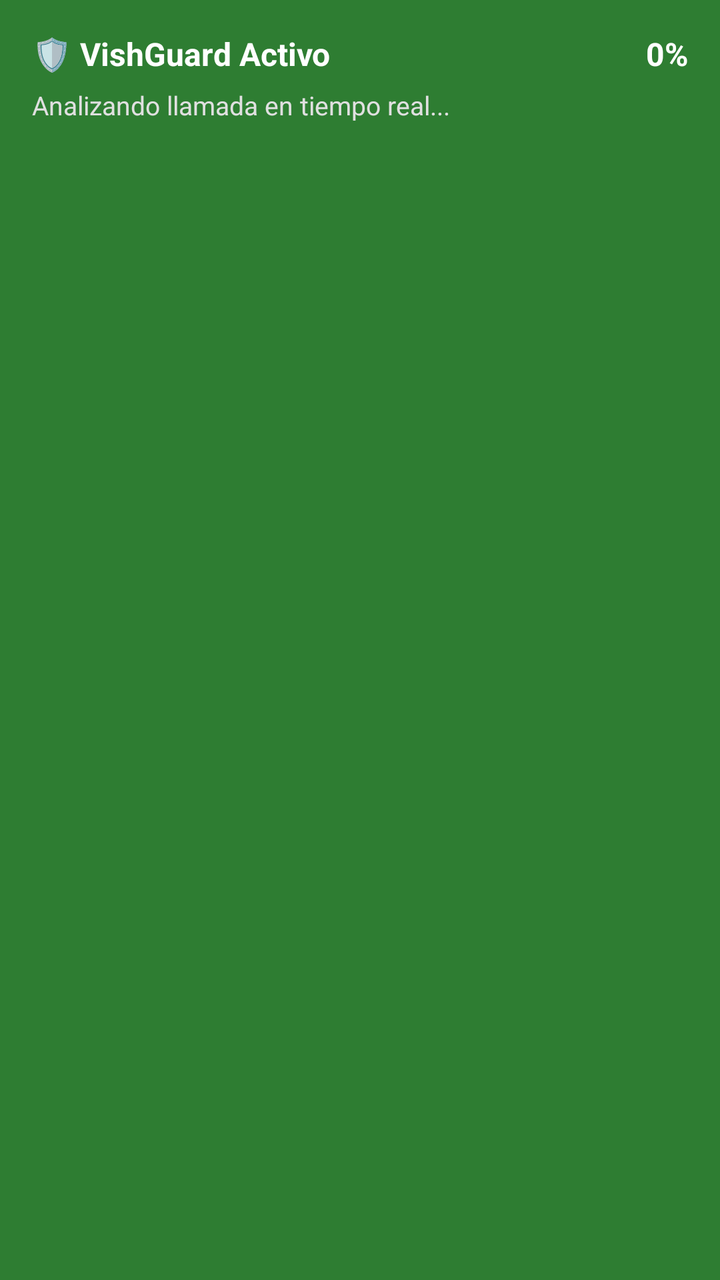
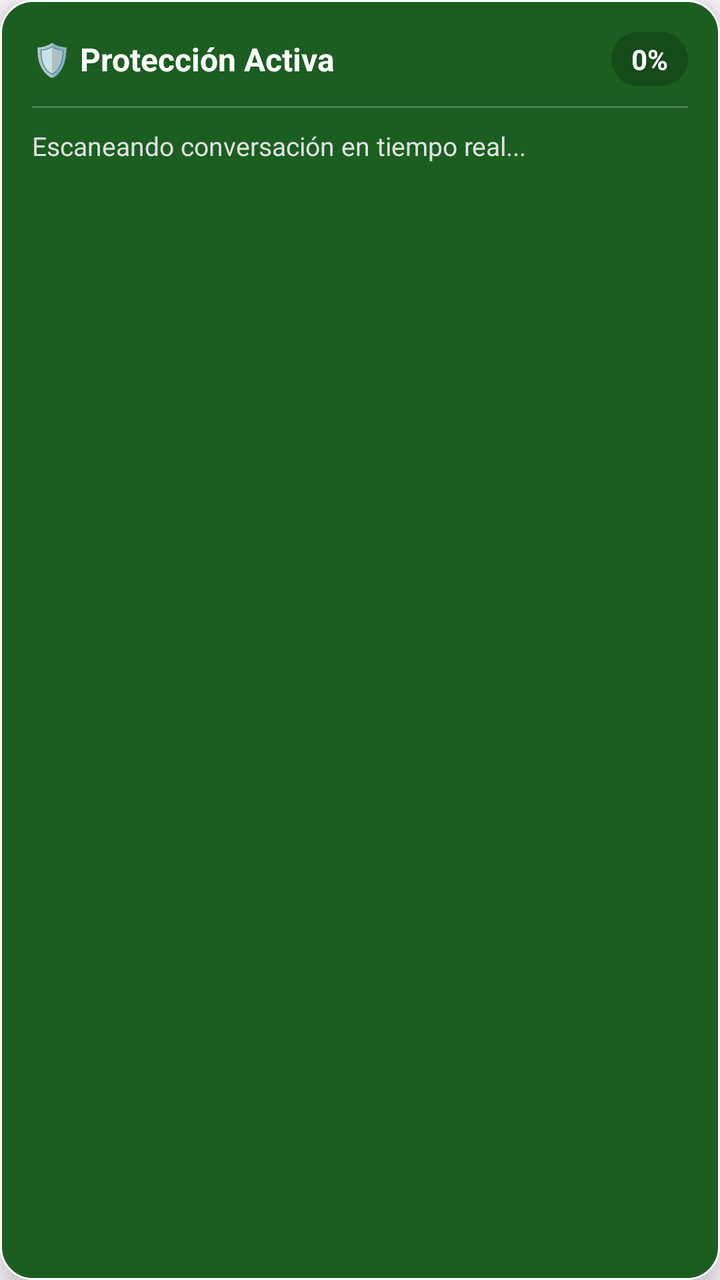

An Android layout rendered at two revisions. The XML below is the earlier revision; the diff shows what the commit changed to produce the second picture.
<!-- AndroidManifest.xml: application theme Theme.VishGuardAI -->
<!-- res/layout/overlay_layout.xml -->
<?xml version="1.0" encoding="utf-8"?>
<LinearLayout xmlns:android="http://schemas.android.com/apk/res/android"
    android:id="@+id/overlayContainer"
    android:layout_width="match_parent"
    android:layout_height="wrap_content"
    android:orientation="vertical"
    android:background="#2E7D32"
    android:padding="16dp"
    android:elevation="10dp">

    <LinearLayout
        android:layout_width="match_parent"
        android:layout_height="wrap_content"
        android:orientation="horizontal"
        android:gravity="center_vertical">

        <TextView
            android:id="@+id/tvShieldStatus"
            android:layout_width="0dp"
            android:layout_height="wrap_content"
            android:layout_weight="1"
            android:text="🛡️ VishGuard Activo"
            android:textColor="#FFFFFF"
            android:textSize="16sp"
            android:textStyle="bold" />

        <TextView
            android:id="@+id/tvScore"
            android:layout_width="wrap_content"
            android:layout_height="wrap_content"
            android:text="0%"
            android:textColor="#FFFFFF"
            android:textSize="16sp"
            android:textStyle="bold" />
    </LinearLayout>

    <TextView
        android:id="@+id/tvRecommendation"
        android:layout_width="wrap_content"
        android:layout_height="wrap_content"
        android:layout_marginTop="6dp"
        android:text="Analizando llamada en tiempo real..."
        android:textColor="#E0E0E0"
        android:textSize="13sp" />

</LinearLayout>
<!-- resources referenced by this layout -->
<resources>
  <style name="Theme.VishGuardAI" parent="Base.Theme.VishGuardAI" />
  <style name="Base.Theme.VishGuardAI" parent="Theme.Material3.DayNight.NoActionBar">
          
          
      </style>
</resources>

<!-- the commit's change to res/layout/overlay_layout.xml (unified diff, before → after) -->
@@ -1,25 +1,28 @@
 <?xml version="1.0" encoding="utf-8"?>
 <LinearLayout xmlns:android="http://schemas.android.com/apk/res/android"
+    xmlns:app="http://schemas.android.com/apk/res-auto"
     android:id="@+id/overlayContainer"
     android:layout_width="match_parent"
     android:layout_height="wrap_content"
+    android:layout_margin="12dp"
+    android:background="@drawable/bg_overlay_card"
+    android:elevation="10dp"
     android:orientation="vertical"
-    android:background="#2E7D32"
-    android:padding="16dp"
-    android:elevation="10dp">
+    android:padding="16dp">
 
+    
     <LinearLayout
         android:layout_width="match_parent"
         android:layout_height="wrap_content"
-        android:orientation="horizontal"
-        android:gravity="center_vertical">
+        android:gravity="center_vertical"
+        android:orientation="horizontal">
 
         <TextView
             android:id="@+id/tvShieldStatus"
             android:layout_width="0dp"
             android:layout_height="wrap_content"
             android:layout_weight="1"
-            android:text="🛡️ VishGuard Activo"
+            android:text="🛡️ Protección Activa"
             android:textColor="#FFFFFF"
             android:textSize="16sp"
             android:textStyle="bold" />
@@ -28,19 +31,30 @@
             android:id="@+id/tvScore"
             android:layout_width="wrap_content"
             android:layout_height="wrap_content"
+            android:background="@drawable/bg_score_badge"
+            android:paddingHorizontal="10dp"
+            android:paddingVertical="4dp"
             android:text="0%"
             android:textColor="#FFFFFF"
-            android:textSize="16sp"
+            android:textSize="14sp"
             android:textStyle="bold" />
     </LinearLayout>
 
+    <View
+        android:layout_width="match_parent"
+        android:layout_height="1dp"
+        android:layout_marginVertical="10dp"
+        android:background="#33FFFFFF" />
+
+    
     <TextView
         android:id="@+id/tvRecommendation"
-        android:layout_width="wrap_content"
+        android:layout_width="match_parent"
         android:layout_height="wrap_content"
-        android:layout_marginTop="6dp"
-        android:text="Analizando llamada en tiempo real..."
+        android:text="Escaneando conversación en tiempo real..."
         android:textColor="#E0E0E0"
-        android:textSize="13sp" />
+        android:textSize="13sp"
+        android:lineSpacingExtra="2dp" />
+
 
 </LinearLayout>
<!-- resource entries referenced after the edit -->
@@ -1,5 +1,20 @@
 <!-- resources referenced by this layout -->
 <resources>
+  <!-- drawable bg_overlay_card (drawable) -->
+  <?xml version="1.0" encoding="utf-8"?>
+  <shape xmlns:android="http://schemas.android.com/apk/res/android">
+      <solid android:color="#1B5E20" />
+      <corners android:radius="16dp" />
+      <stroke
+          android:width="1dp"
+          android:color="#FFFFFF" />
+  </shape>
+  <!-- drawable bg_score_badge (drawable) -->
+  <?xml version="1.0" encoding="utf-8"?>
+  <shape xmlns:android="http://schemas.android.com/apk/res/android">
+      <solid android:color="#33000000" />
+      <corners android:radius="20dp" />
+  </shape>
   <style name="Theme.VishGuardAI" parent="Base.Theme.VishGuardAI" />
   <style name="Base.Theme.VishGuardAI" parent="Theme.Material3.DayNight.NoActionBar">
           
